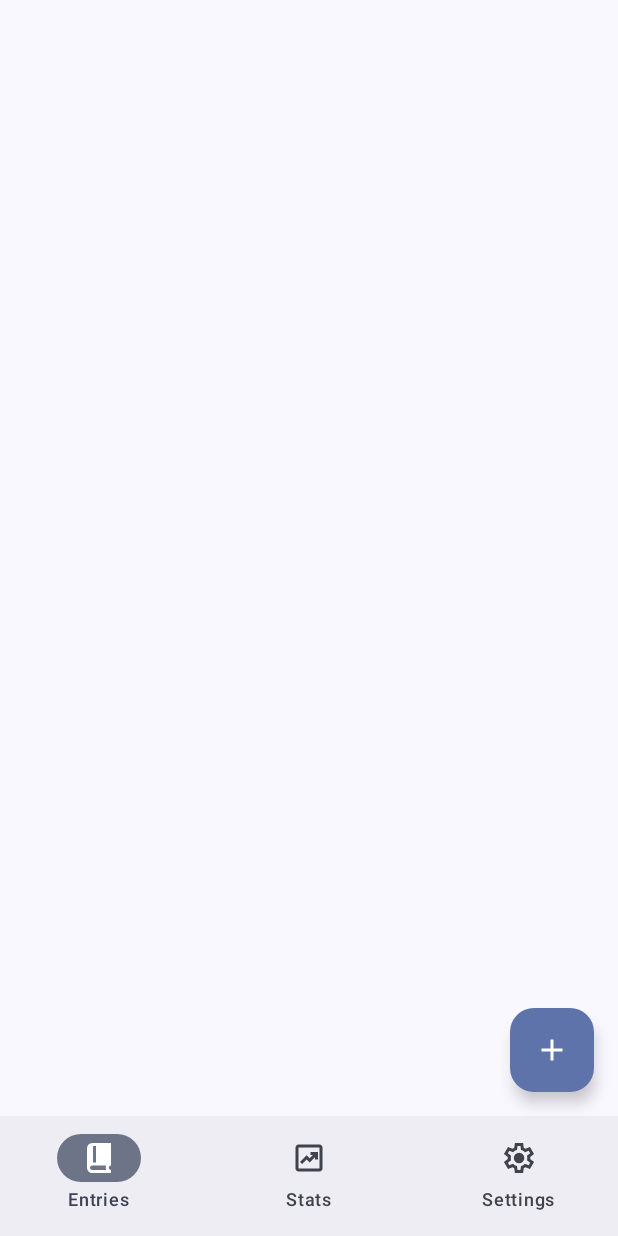
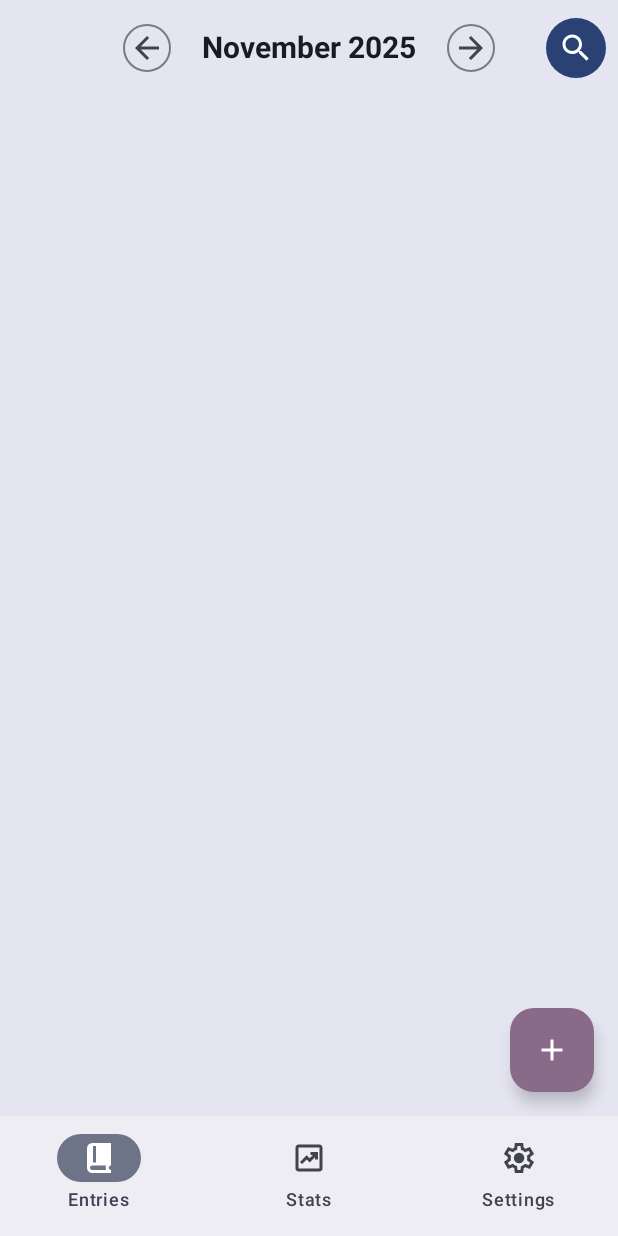
Before and after one commit to josedherna/Confidant, an Android app built with Jetpack Compose: the screen it shows after launch (MainActivity), on a phone screen of 412 x 824 dp. Run offline under Robolectric (Android 15) with nearby library versions, the phone set to English and light mode, and no system bars.

Commit message:
feat: created the top bar for filtering entries and altered the ui colors for the app

```diff
--- a/app/build.gradle.kts
+++ b/app/build.gradle.kts
@@ -10,7 +10,7 @@ android {
 
     defaultConfig {
         applicationId = "com.jhproject.confidant"
-        minSdk = 34
+        minSdk = 33
         targetSdk = 36
         versionCode = 1
         versionName = "1.0"
--- a/app/src/main/java/com/jhproject/confidant/MainActivity.kt
+++ b/app/src/main/java/com/jhproject/confidant/MainActivity.kt
@@ -4,6 +4,7 @@ import android.os.Bundle
 import androidx.activity.ComponentActivity
 import androidx.activity.compose.setContent
 import androidx.activity.enableEdgeToEdge
+import androidx.core.view.WindowCompat
 import com.jhproject.confidant.ui.mainscreen.MainScreen
 import com.jhproject.confidant.ui.theme.ConfidantTheme
 
@@ -11,6 +12,7 @@ class MainActivity : ComponentActivity() {
     override fun onCreate(savedInstanceState: Bundle?) {
         super.onCreate(savedInstanceState)
         enableEdgeToEdge()
+        window.isNavigationBarContrastEnforced = false
         setContent {
             ConfidantTheme {
                 MainScreen()
--- a/app/src/main/java/com/jhproject/confidant/ui/entryscreen/EntryScreen.kt
+++ b/app/src/main/java/com/jhproject/confidant/ui/entryscreen/EntryScreen.kt
@@ -1,7 +1,6 @@
 package com.jhproject.confidant.ui.entryscreen
 
-import androidx.compose.foundation.background
-
+import androidx.compose.foundation.isSystemInDarkTheme
 import androidx.compose.foundation.layout.WindowInsets
 import androidx.compose.foundation.layout.WindowInsetsSides
 import androidx.compose.foundation.layout.fillMaxSize
@@ -14,41 +13,59 @@ import androidx.compose.material.icons.filled.Add
 import androidx.compose.material3.FloatingActionButton
 import androidx.compose.material3.Icon
 import androidx.compose.material3.MaterialTheme
-import androidx.compose.material3.Text
+import androidx.compose.material3.Surface
+import androidx.compose.material3.surfaceColorAtElevation
 import androidx.compose.runtime.Composable
 import androidx.compose.ui.Modifier
-import androidx.compose.ui.text.font.FontWeight
 import androidx.compose.ui.tooling.preview.Preview
-import androidx.compose.ui.unit.sp
+import androidx.compose.ui.unit.dp
+import androidx.lifecycle.viewmodel.compose.viewModel
 
 @Preview
 @Composable
-fun EntryScreen(modifier: Modifier = Modifier) {
-    LazyColumn(
+fun EntryScreen(
+    entryViewModel: EntryScreenViewModel = viewModel(),
+    darkTheme: Boolean = isSystemInDarkTheme()
+) {
+    val backgroundTheme = if (darkTheme) {
+        MaterialTheme.colorScheme.surfaceContainerLowest
+    }
+    else {
+        MaterialTheme.colorScheme.surfaceColorAtElevation(5.dp)
+    }
+
+    Surface(
+        color = backgroundTheme,
         modifier = Modifier
             .fillMaxSize()
-            .background(MaterialTheme.colorScheme.background)
     ) {
+        LazyColumn(
+            modifier = Modifier
+        ) {
 
+        }
     }
 }
 
 @Preview
 @Composable
 fun EntryFAB() {
-    FloatingActionButton(onClick = { /*TODO*/ },
-        modifier = Modifier.windowInsetsPadding(WindowInsets.safeDrawing.only(
-            WindowInsetsSides.Horizontal))) {
-        Icon(imageVector = Icons.Default.Add, contentDescription = "add")
+    FloatingActionButton(
+        onClick = { /*TODO*/ },
+        containerColor = MaterialTheme.colorScheme.tertiaryContainer,
+        contentColor = MaterialTheme.colorScheme.onTertiaryContainer,
+        modifier = Modifier
+            .windowInsetsPadding(
+                WindowInsets.safeDrawing.only(
+            WindowInsetsSides.Horizontal
+                )
+            )
+    ) {
+        Icon(
+            imageVector = Icons.Default.Add,
+            contentDescription = "add"
+        )
     }
-}
-
-@Preview
-@Composable
-fun MonthLabel() {
-    Text("",
-        fontSize = 30.sp,
-        fontWeight = FontWeight.Bold)
 }
 
 @Composable
--- a/app/src/main/java/com/jhproject/confidant/ui/entryscreen/EntryScreenViewModel.kt
+++ b/app/src/main/java/com/jhproject/confidant/ui/entryscreen/EntryScreenViewModel.kt
@@ -3,5 +3,4 @@ package com.jhproject.confidant.ui.entryscreen
 import androidx.lifecycle.ViewModel
 
 class EntryScreenViewModel : ViewModel() {
-
 }
--- a/app/src/main/java/com/jhproject/confidant/ui/mainscreen/MainScreen.kt
+++ b/app/src/main/java/com/jhproject/confidant/ui/mainscreen/MainScreen.kt
@@ -1,19 +1,52 @@
 package com.jhproject.confidant.ui.mainscreen
 
+import androidx.compose.foundation.BorderStroke
+import androidx.compose.foundation.clickable
+import androidx.compose.foundation.isSystemInDarkTheme
+import androidx.compose.foundation.layout.Arrangement
+import androidx.compose.foundation.layout.Box
+import androidx.compose.foundation.layout.Row
 import androidx.compose.foundation.layout.WindowInsets
+import androidx.compose.foundation.layout.WindowInsetsSides
+import androidx.compose.foundation.layout.consumeWindowInsets
 import androidx.compose.foundation.layout.fillMaxSize
+import androidx.compose.foundation.layout.navigationBars
+import androidx.compose.foundation.layout.only
 import androidx.compose.foundation.layout.padding
 import androidx.compose.foundation.layout.safeDrawing
+import androidx.compose.foundation.layout.size
+import androidx.compose.foundation.layout.windowInsetsPadding
+import androidx.compose.material.icons.Icons
+import androidx.compose.material.icons.automirrored.filled.ArrowBack
+import androidx.compose.material.icons.automirrored.filled.ArrowForward
+import androidx.compose.material.icons.filled.Search
+import androidx.compose.material3.CenterAlignedTopAppBar
+import androidx.compose.material3.ExperimentalMaterial3Api
+import androidx.compose.material3.FilledIconButton
 import androidx.compose.material3.Icon
+import androidx.compose.material3.IconButton
+import androidx.compose.material3.IconButtonDefaults
+import androidx.compose.material3.MaterialTheme
 import androidx.compose.material3.NavigationBar
 import androidx.compose.material3.NavigationBarItem
+import androidx.compose.material3.OutlinedIconButton
 import androidx.compose.material3.Scaffold
 import androidx.compose.material3.Text
+import androidx.compose.material3.TopAppBarDefaults
+import androidx.compose.material3.surfaceColorAtElevation
 import androidx.compose.runtime.Composable
 import androidx.compose.runtime.getValue
+import androidx.compose.ui.Alignment
 import androidx.compose.ui.Modifier
+import androidx.compose.ui.graphics.vector.ImageVector
+import androidx.compose.ui.platform.LocalContext
 import androidx.compose.ui.res.painterResource
+import androidx.compose.ui.res.stringResource
+import androidx.compose.ui.text.font.FontWeight
 import androidx.compose.ui.tooling.preview.Preview
+import androidx.compose.ui.unit.dp
+import androidx.compose.ui.unit.sp
+import androidx.lifecycle.viewmodel.compose.viewModel
 import androidx.navigation.NavController
 import androidx.navigation.compose.NavHost
 import androidx.navigation.compose.composable
@@ -32,24 +65,22 @@ fun MainScreen() {
 
     Scaffold(
         modifier = Modifier.fillMaxSize(),
-        contentWindowInsets = WindowInsets.safeDrawing,
+        topBar = {
+            DateTopBar()
+        },
         floatingActionButton = {
-            val currentRoute = navController.currentBackStackEntryAsState().value?.destination?.route
-
-            if (currentRoute == PrimaryAppScreen.ENTRIES.route) {
-                EntryFAB()
-            }
+            EntryFAB()
         },
         bottomBar = {
             BottomNavBar(navController)
-        }
+        },
     ) { paddingValues ->
         NavHost(
             navController = navController,
             startDestination = PrimaryAppScreen.ENTRIES.route,
             modifier = Modifier
-                .padding(paddingValues)
                 .fillMaxSize()
+                .consumeWindowInsets(paddingValues),
         ) {
             composable(PrimaryAppScreen.ENTRIES.route) {
                 EntryScreen()
@@ -64,19 +95,114 @@ fun MainScreen() {
     }
 }
 
-enum class PrimaryAppScreen(val route: String, val title: String, val icon: Int, val filledIcon: Int) {
-    ENTRIES("entry_screen", "Entries", R.drawable.book_24px, R.drawable.book_filled_24px),
-    STATS("stat_screen", "Stats", R.drawable.chart_data_24px, R.drawable.chart_data_filled_24px),
-    SETTINGS("setting_screen", "Settings", R.drawable.settings_24px, R.drawable.settings_filled_24px)
+enum class PrimaryAppScreen(val route: String, val title: Int, val icon: Int, val filledIcon: Int) {
+    ENTRIES("entry_screen", R.string.nav_1, R.drawable.book_24px, R.drawable.book_filled_24px),
+    STATS("stat_screen", R.string.nav_2, R.drawable.chart_data_24px, R.drawable.chart_data_filled_24px),
+    SETTINGS("setting_screen", R.string.nav_3, R.drawable.settings_24px, R.drawable.settings_filled_24px)
+}
+
+@Preview
+@Composable
+fun MonthLabel(date: String = "October 2025") {
+    Box(
+        contentAlignment = Alignment.Center,
+        modifier = Modifier
+            .clickable {
+
+            }
+            .padding(15.dp)
+    ) {
+        Text(
+            text = date,
+            fontSize = 20.sp,
+            fontWeight = FontWeight.Bold,
+        )
+    }
 }
 
 @Composable
-fun BottomNavBar(navController: NavController) {
+fun MonthIconButton(icon: ImageVector) {
+    OutlinedIconButton(
+        onClick = { },
+        border = BorderStroke(1.dp, MaterialTheme.colorScheme.outlineVariant),
+        colors = IconButtonDefaults.outlinedIconButtonColors(
+            contentColor = MaterialTheme.colorScheme.onSurfaceVariant,
+        ),
+        modifier = Modifier.size(32.dp),
+    ) {
+        Icon(
+            imageVector = icon, contentDescription = "Scroll"
+        )
+    }
+}
+
+@Composable
+fun SearchButton() {
+    FilledIconButton(
+        onClick = { },
+        colors = IconButtonDefaults.filledIconButtonColors(
+            containerColor = MaterialTheme.colorScheme.primary,
+            contentColor = MaterialTheme.colorScheme.onPrimary,
+        ),
+        modifier = Modifier
+            .windowInsetsPadding(
+                WindowInsets.safeDrawing.only(
+                    WindowInsetsSides.Horizontal
+                )
+        )
+    ) {
+        Icon(
+            Icons.Default.Search,
+            contentDescription = "Search"
+        )
+    }
+}
+
+@Preview
+@OptIn(ExperimentalMaterial3Api::class)
+@Composable
+fun DateTopBar(
+    dateViewModel: MainScreenViewModel = viewModel(),
+    darkTheme: Boolean = isSystemInDarkTheme()
+) {
+    val backgroundTheme = if (darkTheme) {
+        MaterialTheme.colorScheme.surfaceContainerLowest
+    }
+    else {
+        MaterialTheme.colorScheme.surfaceColorAtElevation(5.dp)
+    }
+    CenterAlignedTopAppBar(
+        colors = TopAppBarDefaults.centerAlignedTopAppBarColors(
+            containerColor = backgroundTheme
+        ),
+        title = {
+            Row(
+                verticalAlignment = Alignment.CenterVertically,
+                horizontalArrangement = Arrangement.spacedBy(5.dp),
+            ) {
+                MonthIconButton(Icons.AutoMirrored.Filled.ArrowBack)
+                MonthLabel(dateViewModel.selectedDate)
+                MonthIconButton(Icons.AutoMirrored.Filled.ArrowForward)
+            }
+        },
+        actions = {
+            SearchButton()
+        }
+    )
+}
+
+@Composable
+fun BottomNavBar(
+    navController: NavController
+) {
     val backStackEntry by navController.currentBackStackEntryAsState()
     val currentRoute = backStackEntry?.destination?.route
 
-    NavigationBar {
+    NavigationBar(
+        windowInsets = WindowInsets(0, 0, 0, 0),
+    ) {
         PrimaryAppScreen.entries.forEach { item ->
+            LocalContext.current
             NavigationBarItem(
                 selected = currentRoute?.endsWith(item.route) == true,
                 onClick = {
@@ -87,11 +213,15 @@ fun BottomNavBar(navController: NavController) {
                 icon = {
                     Icon(
                         painter = if (currentRoute == item.route) painterResource(item.filledIcon) else painterResource(item.icon),
-                        contentDescription = item.title)
+                        contentDescription = stringResource(item.title))
                 },
                 label = {
-                    Text(item.title)
-                }
+                    Text(stringResource(item.title))
+                },
+                modifier = Modifier
+                    .windowInsetsPadding(
+                        WindowInsets.navigationBars
+                    )
             )
         }
     }
--- /dev/null
+++ b/app/src/main/java/com/jhproject/confidant/ui/mainscreen/MainScreenViewModel.kt
@@ -0,0 +1,18 @@
+package com.jhproject.confidant.ui.mainscreen
+
+import androidx.compose.runtime.getValue
+import androidx.compose.runtime.mutableStateOf
+import androidx.compose.runtime.setValue
+import androidx.lifecycle.ViewModel
+import java.time.LocalDate
+import java.time.format.DateTimeFormatter
+import java.util.Locale
+
+class MainScreenViewModel : ViewModel() {
+    val currentDate: LocalDate = LocalDate.now()
+    val formatter: DateTimeFormatter = DateTimeFormatter.ofPattern("MMMM yyyy", Locale.getDefault())
+
+    val formattedCurrentDate: String = currentDate.format(formatter)
+
+    var selectedDate: String by mutableStateOf(formattedCurrentDate)
+}
--- a/app/src/main/res/values/strings.xml
+++ b/app/src/main/res/values/strings.xml
@@ -1,3 +1,8 @@
 <resources>
     <string name="app_name">Confidant</string>
+
+    <string name="nav_1">Entries</string>
+    <string name="nav_2">Stats</string>
+    <string name="nav_3">Settings</string>
+
 </resources>
```
